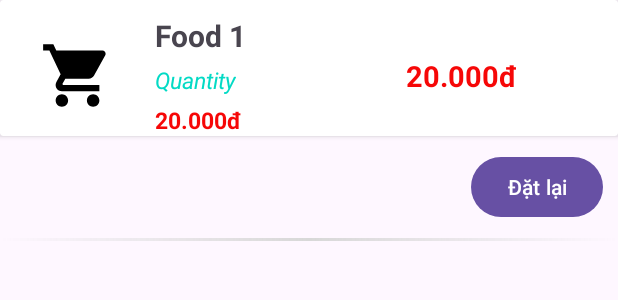
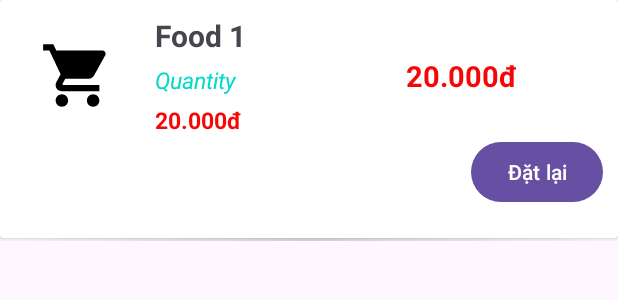
Before and after one commit to truongxuan3110/PRM392_Project, an Android app: the layout odhistory_item.xml on its own in the app's theme, with its tools: preview values and no code run, on a phone screen of 412 x 824 dp. Shown: the top 300 px of the screen. Run offline under Robolectric (Android 15) with nearby library versions, the phone set to English and light mode, and no system bars.

Commit message:
update odhistorydetail

```diff
--- a/app/src/main/res/layout/odhistory_item.xml
+++ b/app/src/main/res/layout/odhistory_item.xml
@@ -1,5 +1,6 @@
 <?xml version="1.0" encoding="utf-8"?>
 <LinearLayout xmlns:android="http://schemas.android.com/apk/res/android"
+    xmlns:tools="http://schemas.android.com/tools"
     android:layout_width="match_parent"
     android:layout_height="wrap_content"
     android:orientation="vertical"
@@ -8,6 +9,11 @@
         android:layout_width="match_parent"
         android:layout_height="wrap_content"
         android:padding="10dp">
+    <LinearLayout
+        android:layout_width="match_parent"
+        android:layout_height="wrap_content"
+        android:orientation="vertical"
+        tools:ignore="Orientation">
         <LinearLayout
             android:orientation="horizontal"
             android:layout_width="match_parent"
@@ -71,18 +77,28 @@
                 android:layout_height="wrap_content"
                 android:layout_gravity="center"
                 />
-
         </LinearLayout>
-    </androidx.cardview.widget.CardView>
+        <LinearLayout
+            android:layout_width="wrap_content"
+            android:layout_height="wrap_content"
+            android:layout_gravity="right"
+            >
             <Button
                 android:id="@+id/odhistory_reorder_btn"
                 android:text="Đặt lại"
                 android:layout_margin="10dp"
-        android:layout_weight="1"
                 android:layout_width="wrap_content"
                 android:layout_height="wrap_content"
                 android:layout_gravity="right"
                 />
+        </LinearLayout>
+    </LinearLayout>
+
+
+
+
+    </androidx.cardview.widget.CardView>
+
     <View
         android:layout_width="match_parent"
         android:layout_height="2dp"
```
Also changed, not shown: app/src/main/java/com/example/myproject/activity/OrderDetailHistoryActivity.java (+11 -8 lines), app/src/main/java/com/example/myproject/adapter/OrderDetailsHistoryAdapter.java (+27 -31 lines). Lines whose indentation alone changed are shown as unchanged.
